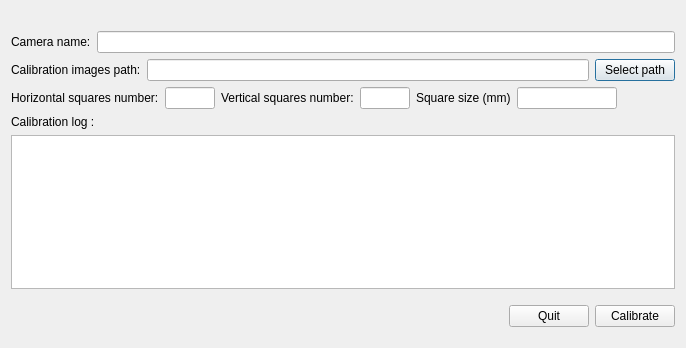
The window that Src/MatisseServer/src/camera_calib_dialog.ui (IfremerUnderwater/Matisse) describes before a commit, drawn with Qt 5.
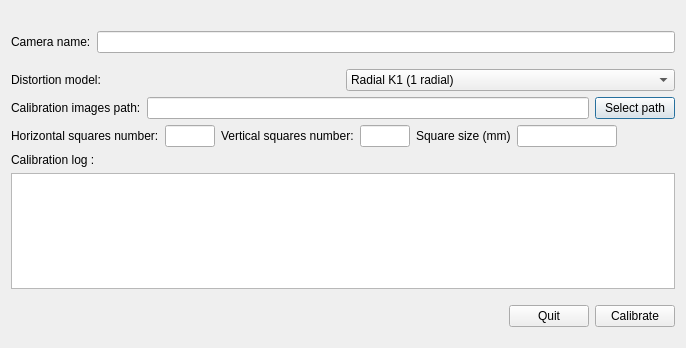
The same window after the commit.

Commit message: Camera calibration is complete

What changed in the file:
```diff
--- a/Src/MatisseServer/src/camera_calib_dialog.ui
+++ b/Src/MatisseServer/src/camera_calib_dialog.ui
@@ -42,6 +42,44 @@
        </item>
       </layout>
      </item>
+     <item>
+      <layout class="QHBoxLayout" name="horizontalLayout_5">
+       <property name="topMargin">
+        <number>10</number>
+       </property>
+       <item>
+        <widget class="QLabel" name="label_7">
+         <property name="text">
+          <string>Distortion model:</string>
+         </property>
+        </widget>
+       </item>
+       <item>
+        <widget class="QComboBox" name="dist_model_cb">
+         <item>
+          <property name="text">
+           <string>Radial K1 (1 radial)</string>
+          </property>
+         </item>
+         <item>
+          <property name="text">
+           <string>Radial K3 (3 radial, recommended most of the time)</string>
+          </property>
+         </item>
+         <item>
+          <property name="text">
+           <string>Brown T2 (3 radial+ 2 tan)</string>
+          </property>
+         </item>
+         <item>
+          <property name="text">
+           <string>Fisheye (for very wide angle like GoPro)</string>
+          </property>
+         </item>
+        </widget>
+       </item>
+      </layout>
+     </item>
      <item>
       <layout class="QHBoxLayout" name="horizontalLayout">
        <item>
```
The commit also changes 2 other files.
